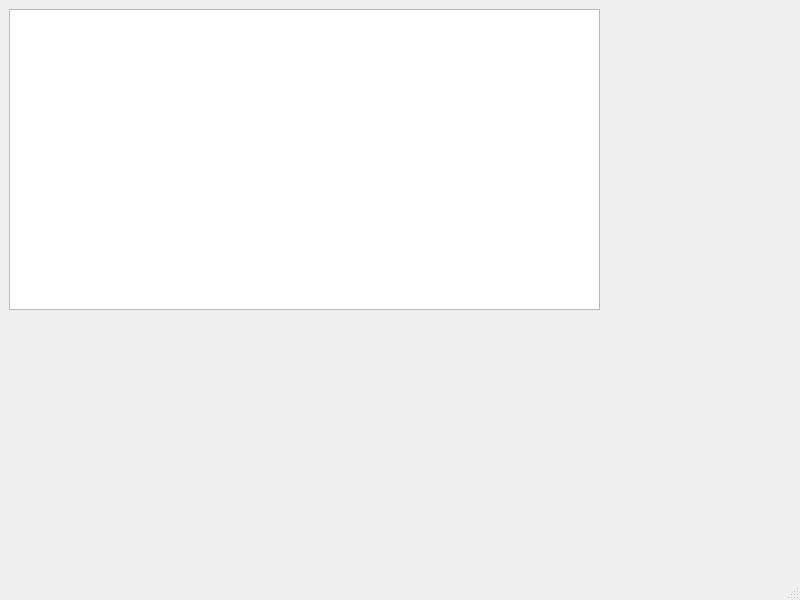
This is Código/Star_Chasers/mainwindow.ui in FerneyMP/Proyecto_Final as Qt 5 draws it before an edit. The edited form follows.
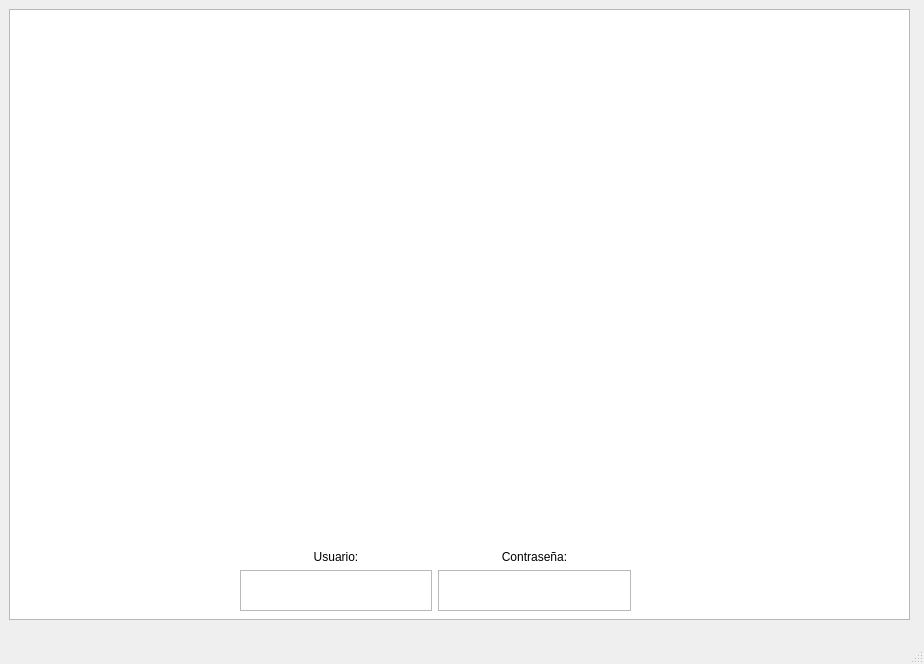
This is the edited form.

Commit message: Avance en entrada del juego (ventana de ingreso de datos)

Patch:
```diff
--- a/Código/Star_Chasers/mainwindow.ui
+++ b/Código/Star_Chasers/mainwindow.ui
@@ -6,8 +6,8 @@
    <rect>
     <x>0</x>
     <y>0</y>
-    <width>800</width>
-    <height>600</height>
+    <width>924</width>
+    <height>664</height>
    </rect>
   </property>
   <property name="windowTitle">
@@ -19,11 +19,52 @@
      <rect>
       <x>9</x>
       <y>9</y>
-      <width>591</width>
-      <height>301</height>
+      <width>901</width>
+      <height>611</height>
      </rect>
     </property>
    </widget>
+   <widget class="QWidget" name="gridLayoutWidget">
+    <property name="geometry">
+     <rect>
+      <x>240</x>
+      <y>550</y>
+      <width>391</width>
+      <height>61</height>
+     </rect>
+    </property>
+    <layout class="QGridLayout" name="gridLayout">
+     <item row="1" column="1">
+      <widget class="QLabel" name="label_2">
+       <property name="text">
+        <string>Contraseña:</string>
+       </property>
+       <property name="alignment">
+        <set>Qt::AlignCenter</set>
+       </property>
+      </widget>
+     </item>
+     <item row="2" column="1">
+      <widget class="QTextBrowser" name="textBrowser_2"/>
+     </item>
+     <item row="2" column="0">
+      <widget class="QTextBrowser" name="textBrowser"/>
+     </item>
+     <item row="1" column="0">
+      <widget class="QLabel" name="label">
+       <property name="text">
+        <string>Usuario:</string>
+       </property>
+       <property name="scaledContents">
+        <bool>false</bool>
+       </property>
+       <property name="alignment">
+        <set>Qt::AlignCenter</set>
+       </property>
+      </widget>
+     </item>
+    </layout>
+   </widget>
   </widget>
   <widget class="QMenuBar" name="menubar">
    <property name="geometry">
```
Left out of the diff: 2 changed lines with no effect on the pictures. The commit also changes 2 other files.
